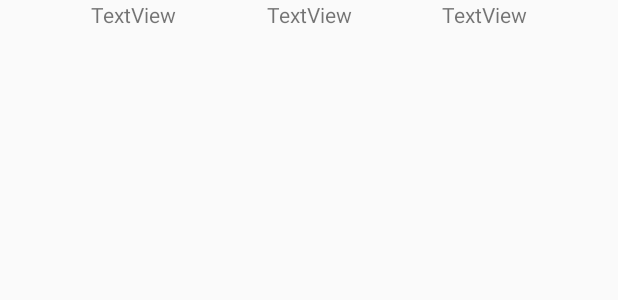
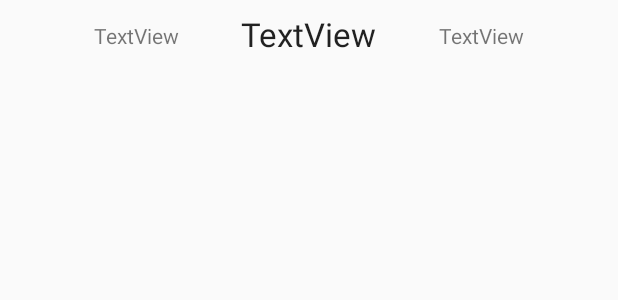
Before and after one commit to sebmaldo/copaamerica, an Android app: the layout country_item.xml on its own in the app's theme, with its tools: preview values and no code run, on a phone screen of 412 x 824 dp. Shown: the top 300 px of the screen. Run offline under Robolectric (Android 15) with nearby library versions, the light colour scheme and no system bars.

Commit message:
Cambios del Layout

```diff
--- a/app/build.gradle
+++ b/app/build.gradle
@@ -28,6 +28,7 @@ dependencies {
     implementation 'com.google.firebase:firebase-core:16.0.9'
     implementation 'com.google.firebase:firebase-database:16.1.0'
     implementation 'com.google.code.gson:gson:2.8.5'
+    implementation 'com.android.support:recyclerview-v7:28.0.0'
 }
 
 apply plugin: 'com.google.gms.google-services'
--- a/app/src/main/res/layout/country_item.xml
+++ b/app/src/main/res/layout/country_item.xml
@@ -3,41 +3,50 @@
     xmlns:app="http://schemas.android.com/apk/res-auto"
     xmlns:tools="http://schemas.android.com/tools"
     android:layout_width="match_parent"
-    android:layout_height="wrap_content">
+    android:layout_height="wrap_content"
+    android:visibility="visible">
 
     <TextView
         android:id="@+id/ci_codigo"
         android:layout_width="wrap_content"
         android:layout_height="19dp"
-        android:layout_marginBottom="8dp"
+        android:layout_marginStart="32dp"
+        android:layout_marginLeft="32dp"
+        android:layout_marginEnd="8dp"
+        android:layout_marginRight="8dp"
+        android:layout_marginBottom="12dp"
         android:text="TextView"
         app:layout_constraintBottom_toBottomOf="parent"
         app:layout_constraintEnd_toStartOf="@+id/ci_bandera"
-        app:layout_constraintHorizontal_bias="0.5"
-        app:layout_constraintStart_toStartOf="parent"
-        app:layout_constraintTop_toTopOf="parent" />
+        app:layout_constraintHorizontal_bias="0.478"
+        app:layout_constraintStart_toStartOf="parent" />
 
     <TextView
         android:id="@+id/ci_bandera"
         android:layout_width="wrap_content"
         android:layout_height="wrap_content"
+        android:layout_marginTop="8dp"
         android:layout_marginBottom="8dp"
         android:text="TextView"
+        android:textAppearance="@style/TextAppearance.AppCompat.Large"
         app:layout_constraintBottom_toBottomOf="parent"
-        app:layout_constraintEnd_toStartOf="@+id/ci_nombre"
-        app:layout_constraintHorizontal_bias="0.5"
-        app:layout_constraintStart_toEndOf="@+id/ci_codigo"
-        app:layout_constraintTop_toTopOf="parent" />
+        app:layout_constraintEnd_toEndOf="parent"
+        app:layout_constraintStart_toStartOf="parent"
+        app:layout_constraintTop_toTopOf="parent"
+        app:layout_constraintVertical_bias="1.0" />
 
     <TextView
         android:id="@+id/ci_nombre"
         android:layout_width="wrap_content"
         android:layout_height="wrap_content"
-        android:layout_marginBottom="8dp"
+        android:layout_marginStart="8dp"
+        android:layout_marginLeft="8dp"
+        android:layout_marginEnd="32dp"
+        android:layout_marginRight="32dp"
+        android:layout_marginBottom="12dp"
         android:text="TextView"
         app:layout_constraintBottom_toBottomOf="parent"
         app:layout_constraintEnd_toEndOf="parent"
-        app:layout_constraintHorizontal_bias="0.5"
-        app:layout_constraintStart_toEndOf="@+id/ci_bandera"
-        app:layout_constraintTop_toTopOf="parent" />
+        app:layout_constraintHorizontal_bias="0.524"
+        app:layout_constraintStart_toEndOf="@+id/ci_bandera" />
 </android.support.constraint.ConstraintLayout>
--- a/app/src/main/res/layout/country_list_header.xml
+++ b/app/src/main/res/layout/country_list_header.xml
@@ -13,6 +13,7 @@
         android:layout_marginLeft="8dp"
         android:layout_marginBottom="8dp"
         android:text="Seleccione un país"
+        android:textAppearance="@style/TextAppearance.AppCompat.Large"
         app:layout_constraintBottom_toBottomOf="parent"
         app:layout_constraintEnd_toEndOf="parent"
         app:layout_constraintStart_toStartOf="parent"
--- a/app/src/main/res/layout/country_position_selected_item.xml
+++ b/app/src/main/res/layout/country_position_selected_item.xml
@@ -12,6 +12,7 @@
         android:layout_height="wrap_content"
         android:layout_marginBottom="8dp"
         android:text="TextView"
+        android:textAppearance="@style/TextAppearance.AppCompat.Large"
         app:layout_constraintBottom_toBottomOf="parent"
         app:layout_constraintEnd_toStartOf="@+id/cpsi_bandera"
         app:layout_constraintHorizontal_bias="0.5"
@@ -22,8 +23,10 @@
         android:id="@+id/cpsi_bandera"
         android:layout_width="wrap_content"
         android:layout_height="wrap_content"
+        android:layout_marginTop="8dp"
         android:layout_marginBottom="8dp"
         android:text="TextView"
+        android:textAppearance="@style/TextAppearance.AppCompat.Display1"
         app:layout_constraintBottom_toBottomOf="parent"
         app:layout_constraintEnd_toStartOf="@+id/cpsi_porcentaje"
         app:layout_constraintHorizontal_bias="0.5"
@@ -38,6 +41,7 @@
         android:layout_marginRight="8dp"
         android:layout_marginBottom="8dp"
         android:text="TextView"
+        android:textAppearance="@style/TextAppearance.AppCompat.Large"
         app:layout_constraintBottom_toBottomOf="parent"
         app:layout_constraintEnd_toEndOf="parent"
         app:layout_constraintStart_toEndOf="@+id/cpsi_bandera"
--- a/app/src/main/res/layout/country_position_selected_list_header.xml
+++ b/app/src/main/res/layout/country_position_selected_list_header.xml
@@ -13,10 +13,12 @@
         android:layout_marginLeft="8dp"
         android:layout_marginTop="8dp"
         android:text="Listado de Posiciones "
+        android:textAppearance="@style/TextAppearance.AppCompat.Display2"
         android:textSize="24sp"
         android:textStyle="bold"
         app:layout_constraintBottom_toBottomOf="parent"
         app:layout_constraintEnd_toEndOf="parent"
         app:layout_constraintStart_toStartOf="parent"
-        app:layout_constraintTop_toTopOf="parent" />
+        app:layout_constraintTop_toTopOf="parent"
+        app:layout_constraintVertical_bias="0.77" />
 </android.support.constraint.ConstraintLayout>
```
Also changed, not shown: app/src/main/res/layout/country_list.xml (+8 -10 lines).
